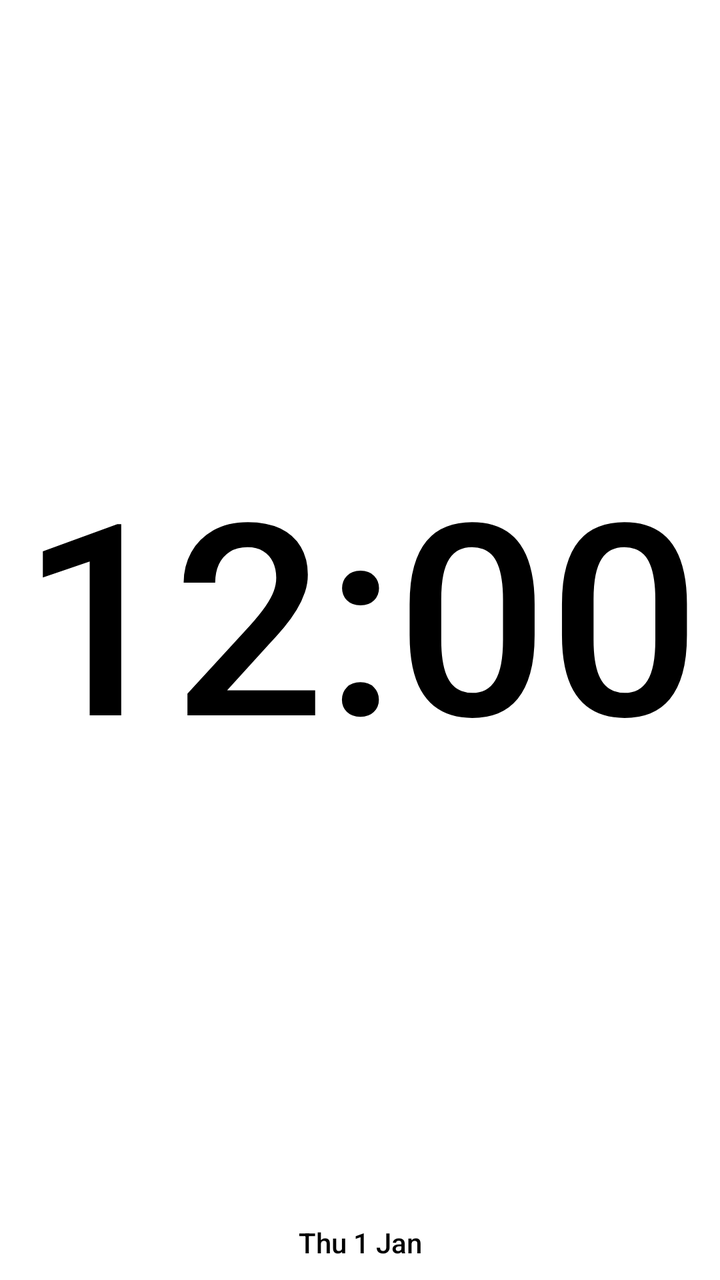
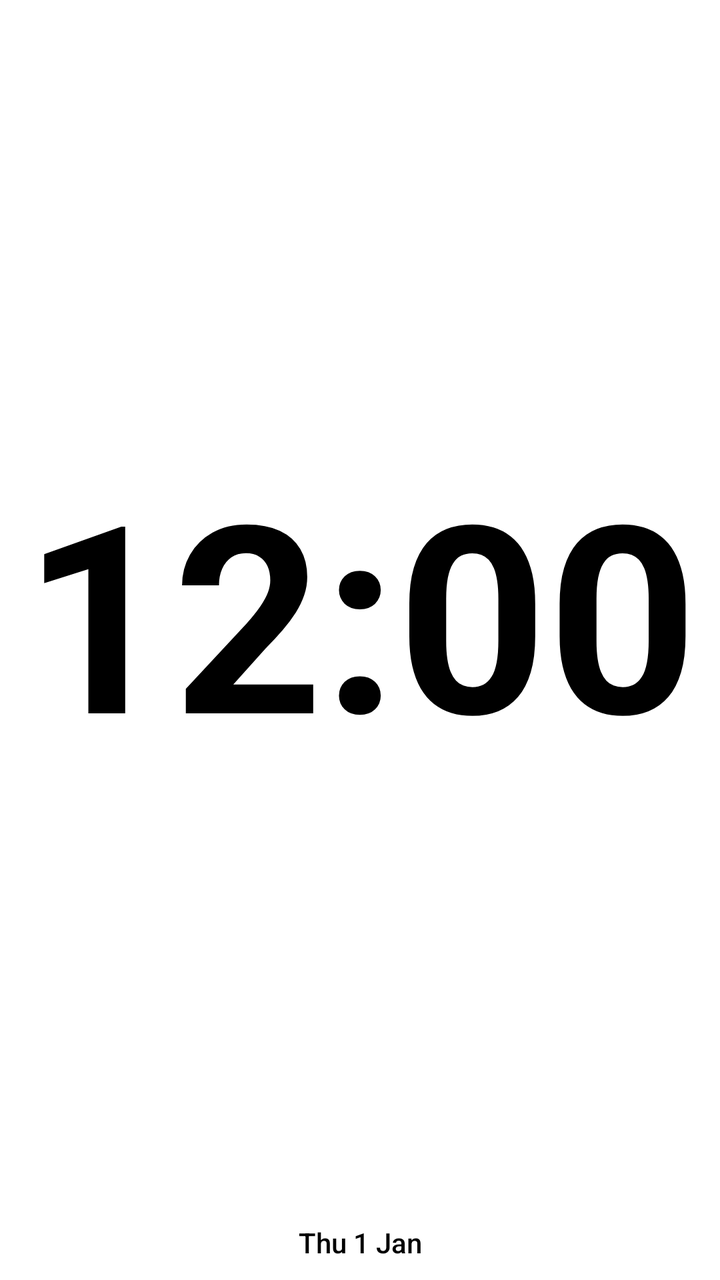

Two renders of the same Android screen: before a commit and after it. Below are the layout's source before the change and the commit's diff.
<!-- AndroidManifest.xml: application theme AppTheme -->
<!-- res/layout/ul_clock_square.xml -->
<?xml version="1.0" encoding="utf-8"?>
<LinearLayout xmlns:android="http://schemas.android.com/apk/res/android"
    android:id="@+id/ul_clock_card"
    android:layout_width="match_parent"
    android:layout_height="match_parent"
    android:orientation="vertical"
    android:gravity="center"
    android:background="@drawable/ul_clock_card_light"
    android:padding="@dimen/ul_clock_padding">

    <TextClock
        android:id="@+id/ul_clock_time"
        android:layout_width="match_parent"
        android:layout_height="0dp"
        android:layout_weight="1"
        android:gravity="center"
        android:maxLines="1"
        android:includeFontPadding="false"
        android:fontFamily="sans-serif-medium"
        android:fontFeatureSettings="tnum"
        android:format12Hour="h:mm"
        android:format24Hour="HH:mm"
        android:textColor="#000000"
        android:autoSizeTextType="uniform"
        android:autoSizeMinTextSize="14sp"
        android:autoSizeMaxTextSize="160sp"
        android:autoSizeStepGranularity="1sp" />

    <TextClock
        android:id="@+id/ul_clock_date"
        android:layout_width="match_parent"
        android:layout_height="wrap_content"
        android:gravity="center"
        android:maxLines="1"
        android:includeFontPadding="false"
        android:fontFamily="sans-serif-medium"
        android:format12Hour="EEE d MMM"
        android:format24Hour="EEE d MMM"
        android:textColor="#000000"
        android:autoSizeTextType="uniform"
        android:autoSizeMinTextSize="9sp"
        android:autoSizeMaxTextSize="18sp"
        android:autoSizeStepGranularity="1sp" />
</LinearLayout>
<!-- resources referenced by this layout -->
<resources>
  <dimen name="ul_clock_padding">10dp</dimen>
  <!-- drawable ul_clock_card_light (drawable) -->
  <?xml version="1.0" encoding="utf-8"?>
  <shape xmlns:android="http://schemas.android.com/apk/res/android" android:shape="rectangle">
      <solid android:color="#FFFFFF" />
      <corners android:radius="@dimen/ul_clock_corner_radius" />
  </shape>
  <style name="AppTheme" parent="@style/LauncherTheme" />
  <dimen name="ul_clock_corner_radius">36dp</dimen>
  <style name="DynamicColorsBaseLauncherTheme" parent="@style/BaseLauncherTheme">
      </style>
  <color name="materialColorSurfaceContainerHigh">@android:color/system_neutral1_100</color>
  <color name="materialColorSurfaceDim">@android:color/system_neutral1_200</color>
  <color name="materialColorSurfaceContainerHighest">@android:color/system_neutral1_200</color>
  <color name="materialColorSurfaceContainerLow">@android:color/system_neutral1_50</color>
  <color name="materialColorSurfaceBright">@android:color/system_neutral1_10</color>
  <color name="materialColorOutlineVariant">@android:color/system_neutral2_200</color>
  <color name="popup_color_primary_light">#FFF</color>
  <color name="popup_color_secondary_light">#F1F3F4</color>
  <color name="popup_color_tertiary_light">#E0E0E0</color>
  <color name="system_on_surface_light">@android:color/system_neutral1_900</color>
  <color name="popup_shade_first_light">#F9F9F9</color>
  <color name="popup_shade_second_light">#F1F1F1</color>
  <color name="popup_shade_third_light">#E2E2E2</color>
  <color name="popup_notification_dot_light">#FFF</color>
  <color name="notification_dot_color_light">#6DD58C</color>
  <color name="workspace_text_color_light">#FFF</color>
  <color name="page_indicator_dot_color_light">@android:color/system_accent1_600</color>
  <color name="page_indicator_arrow_bg_light">#000000</color>
  <color name="materialColorSecondaryFixed">@android:color/system_accent2_100</color>
  <color name="materialColorOnSecondaryFixedVariant">@android:color/system_accent2_700</color>
  <color name="folder_preview_light">#7FCFFF</color>
  <color name="folder_background_light">#EFEDED</color>
  <color name="folder_text_color_light">#1F1F1F</color>
  <color name="folder_hint_text_color_light">#444746</color>
  <color name="materialColorSurfaceContainerLowest">@android:color/system_neutral1_0</color>
  <color name="materialColorOnSurfaceVariant">@android:color/system_neutral2_700</color>
  <color name="workspace_accent_color_light">#D3E3FD</color>
  <color name="workspace_surface_color">#D3E3FD</color>
  <color name="drop_target_hover_text_color_light">#041E49</color>
  <color name="drop_target_hover_button_color_light">#D3E3FD</color>
  <color name="preload_icon_accent_color_light">#00668B</color>
  <color name="preload_icon_background_color_light">#B5CAD7</color>
  <style name="SwitchStyle" parent="@android:style/Widget.Material.CompoundButton.Switch">
          <item name="android:switchMinWidth">52dp</item>
          <item name="android:thumb">@drawable/home_settings_switch_thumb</item>
          <item name="android:track">@drawable/home_settings_switch_track</item>
      </style>
  <color name="materialColorOnSurface">@android:color/system_neutral1_900</color>
  <color name="widget_picker_header_app_title_color_light">@color/system_on_surface_light</color>
  <color name="widget_picker_header_app_subtitle_color_light">@color/system_on_surface_variant_light</color>
  <color name="widget_picker_search_text_color_light">@color/system_on_surface_variant_light</color>
  <color name="widget_cell_title_color_light">@color/system_on_surface_light</color>
  <color name="widget_cell_subtitle_color_light">@color/system_on_surface_variant_light</color>
  <color name="system_on_surface_variant_light">@android:color/system_neutral2_700</color>
  <!-- unchanged entries left out for length: 6 -->
</resources>

<!-- the commit's change to res/layout/ul_clock_square.xml (unified diff, before → after) -->
@@ -16,7 +16,8 @@
         android:gravity="center"
         android:maxLines="1"
         android:includeFontPadding="false"
-        android:fontFamily="sans-serif-medium"
+        android:fontFamily="sans-serif"
+        android:textStyle="bold"
         android:fontFeatureSettings="tnum"
         android:format12Hour="h:mm"
         android:format24Hour="HH:mm"
